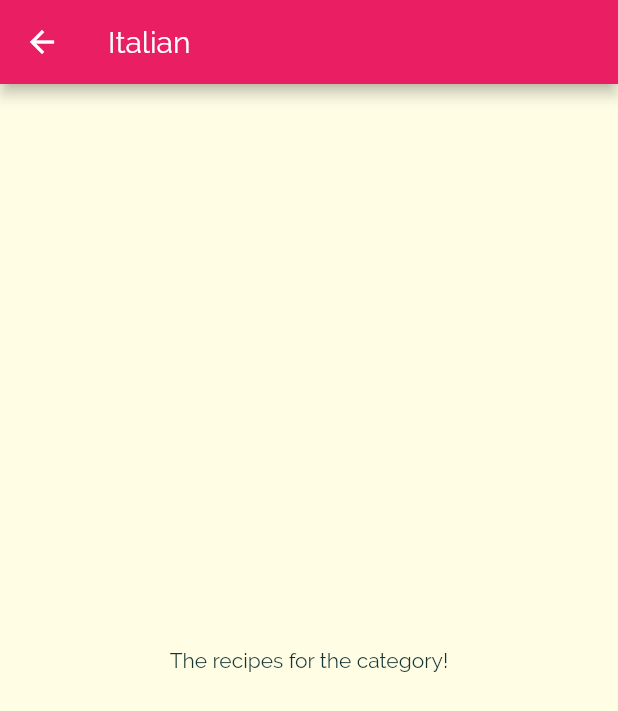
After one commit to Flutter-Streamliner/MealApp, a Flutter app: the screen it shows after launch, after a tap on "Italian", on a phone screen of 412 x 824 dp. The commit adds this screen. Shown: the top 711 px of the screen. Run offline on Flutter 3.47's test engine with Material 2 defaults, Android fonts, the phone set to English and light mode, and no system bars.

Commit message:
Passing data via Constructor

```diff
--- a/lib/categories_screen.dart
+++ b/lib/categories_screen.dart
@@ -11,7 +11,7 @@ class CategoriesScreen extends StatelessWidget {
       ),
       body : GridView(
         padding: const EdgeInsets.all(25),
-        children: DUMMY_CATEGORIES.map((cat) => CategoryItem(title: cat.title, color: cat.color,)).toList(),
+        children: DUMMY_CATEGORIES.map((cat) => CategoryItem(id: cat.id, title: cat.title, color: cat.color,)).toList(),
         gridDelegate: SliverGridDelegateWithMaxCrossAxisExtent(
           maxCrossAxisExtent: 200,
           childAspectRatio: 3 / 2,
--- a/lib/category_item.dart
+++ b/lib/category_item.dart
@@ -1,17 +1,33 @@
 import 'package:flutter/material.dart';
+import 'package:meal_app/category_meals_screen.dart';
 
 class CategoryItem extends StatelessWidget {
+  final String id;
   final String title;
   final Color color;
 
   CategoryItem({
+    @required this.id,
     @required this.title,
     @required this.color,
   });
 
+  void selectcategory(BuildContext context) {
+    Navigator.of(context).push(MaterialPageRoute(
+      builder: (_) => CategoryMealsScreen(
+        categoryId: id,
+        categoryTitle: title,
+      ),
+    ));
+  }
+
   @override
   Widget build(BuildContext context) {
-    return Container(
+    return InkWell(
+      onTap: () => selectcategory(context),
+      splashColor: Theme.of(context).primaryColor,
+      borderRadius: BorderRadius.circular(15),
+      child: Container(
         padding: const EdgeInsets.all(15),
         child: Text(title, style: Theme.of(context).textTheme.title,),
         decoration: BoxDecoration(
@@ -25,6 +41,7 @@ class CategoryItem extends StatelessWidget {
           ),
           borderRadius: BorderRadius.circular(15),
         ),
+      ),
     );
   }
 }
--- /dev/null
+++ b/lib/category_meals_screen.dart
@@ -0,0 +1,24 @@
+import 'package:flutter/material.dart';
+
+class CategoryMealsScreen extends StatelessWidget {
+
+  final String categoryId;
+  final String categoryTitle;
+
+  CategoryMealsScreen({
+    this.categoryId,
+    this.categoryTitle,
+  });
+
+  @override
+  Widget build(BuildContext context) {
+    return Scaffold(
+      appBar: AppBar(
+        title: Text(categoryTitle),
+      ),
+      body: const Center(
+        child: const Text('The recipes for the category!'),
+      ),
+    );
+  }
+}
```
Lines whose indentation alone changed are shown as unchanged.
